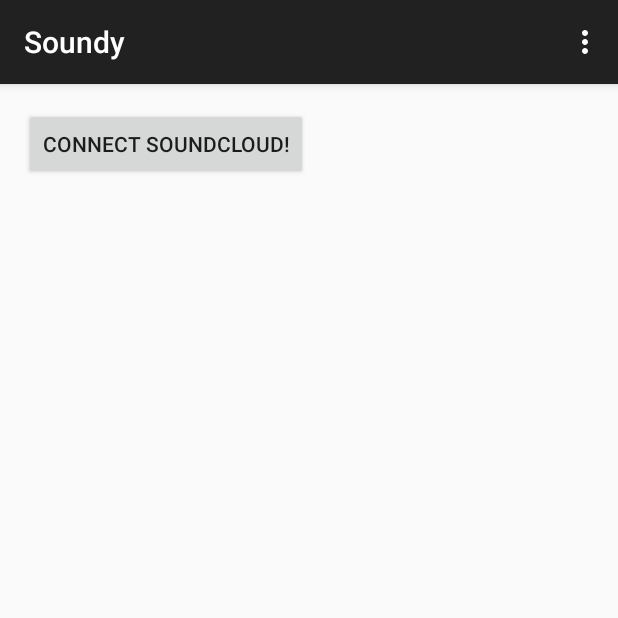
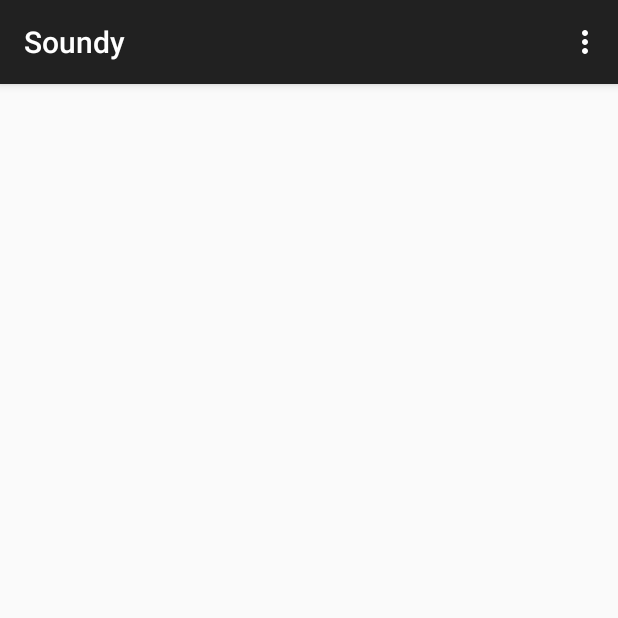
Before and after one commit to raf0c/Soundy, an Android app: the screen it shows after launch (MainActivity), on a phone screen of 412 x 824 dp, the top half of it. Run offline under Robolectric (Android 15) with nearby library versions, the phone set to English and light mode, and no system bars; our stand-ins replace Volley; 1 statement that could not run was skipped.

Commit message:
fragment layout

```diff
--- a/app/src/main/res/layout/activity_main.xml
+++ b/app/src/main/res/layout/activity_main.xml
@@ -10,43 +10,8 @@
     android:orientation="vertical"
     tools:context=".MainActivity"
     >
-
-    <Button
-        android:id="@+id/btn_connectSC"
-        android:text="@string/btn_SCAuth"
-        android:layout_width="wrap_content"
-        android:layout_height="wrap_content" />
-
-    <LinearLayout
+    <FrameLayout
+        android:id="@+id/container"
         android:layout_width="match_parent"
-        android:layout_height="wrap_content"
-        android:orientation="horizontal">
-
-        <com.android.volley.toolbox.NetworkImageView
-            android:layout_width="100dp"
-            android:layout_height="100dp"
-            android:scaleType="centerCrop"
-            android:id="@+id/profile_pic"/>
-        <LinearLayout
-            android:layout_width="wrap_content"
-            android:layout_height="wrap_content"
-            android:orientation="vertical">
-
-            <TextView
-                android:id="@+id/sc_username"
-                android:layout_width="wrap_content"
-                android:layout_height="wrap_content" />
-            <TextView
-                android:id="@+id/sc_fullname"
-                android:layout_width="wrap_content"
-                android:layout_height="wrap_content" />
-            <TextView
-                android:id="@+id/sc_country"
-                android:layout_width="wrap_content"
-                android:layout_height="wrap_content" />
-        </LinearLayout>
-
-    </LinearLayout>
-
-
+        android:layout_height="match_parent"/>
 </LinearLayout>
```
